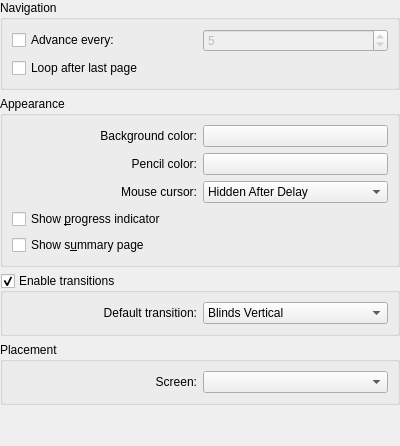
Old version of the form conf/dlgpresentationbase.ui in the repository KDE/okular.
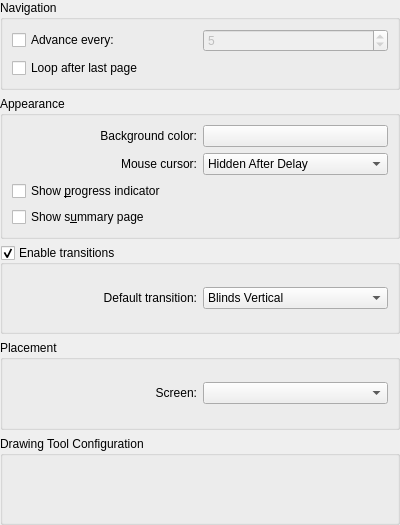
New version of the form. Custom widgets are drawn as their Qt base class.

Commit message: Implement drawing quick selection tool for presentation mode

Diff of the .ui file:
```diff
--- a/conf/dlgpresentationbase.ui
+++ b/conf/dlgpresentationbase.ui
@@ -1,16 +1,25 @@
 <ui version="4.0" >
  <class>DlgPresentationBase</class>
- <widget class="QWidget" name="DlgPresentationBase" >
-  <property name="geometry" >
+ <widget class="QWidget" name="DlgPresentationBase">
+  <property name="geometry">
    <rect>
     <x>0</x>
     <y>0</y>
     <width>400</width>
-    <height>446</height>
+    <height>525</height>
    </rect>
   </property>
-  <layout class="QVBoxLayout" name="verticalLayout_2" >
-   <property name="margin" >
+  <layout class="QVBoxLayout" name="verticalLayout_2">
+   <property name="leftMargin">
+    <number>0</number>
+   </property>
+   <property name="topMargin">
+    <number>0</number>
+   </property>
+   <property name="rightMargin">
+    <number>0</number>
+   </property>
+   <property name="bottomMargin">
     <number>0</number>
    </property>
    <item>
@@ -83,22 +92,9 @@
         <item row="0" column="1" >
          <widget class="KColorButton" name="kcfg_SlidesBackgroundColor" />
         </item>
-        <item row="1" column="0" >
-         <widget class="QLabel" name="label" >
-          <property name="text" >
-           <string>Pencil color:</string>
-          </property>
-          <property name="alignment" >
-           <set>Qt::AlignRight|Qt::AlignTrailing|Qt::AlignVCenter</set>
-          </property>
-         </widget>
-        </item>
-        <item row="1" column="1" >
-         <widget class="KColorButton" name="kcfg_SlidesPencilColor" />
-        </item>
-        <item row="2" column="0" >
-         <widget class="QLabel" name="textLabel2" >
-          <property name="text" >
+        <item row="1" column="0">
+         <widget class="QLabel" name="textLabel2">
+          <property name="text">
            <string>Mouse cursor:</string>
           </property>
           <property name="alignment" >
@@ -106,8 +102,8 @@
           </property>
          </widget>
         </item>
-        <item row="2" column="1" >
-         <widget class="QComboBox" name="kcfg_SlidesCursor" >
+        <item row="1" column="1">
+         <widget class="QComboBox" name="kcfg_SlidesCursor">
           <item>
            <property name="text" >
             <string>Hidden After Delay</string>
@@ -291,20 +287,12 @@
     </widget>
    </item>
    <item>
-    <spacer>
-     <property name="orientation" >
-      <enum>Qt::Vertical</enum>
+    <widget class="QGroupBox" name="annotationToolsGroupBox">
+     <property name="title">
+      <string>Drawing Tool Configuration</string>
      </property>
-     <property name="sizeType" >
-      <enum>QSizePolicy::Expanding</enum>
-     </property>
-     <property name="sizeHint" stdset="0" >
-      <size>
-       <width>20</width>
-       <height>4</height>
-      </size>
-     </property>
-    </spacer>
+     <layout class="QVBoxLayout" name="verticalLayout_4"/>
+    </widget>
    </item>
   </layout>
  </widget>
```
Left out of the diff: 171 changed lines with no effect on the pictures. The commit also changes 25 other files.
